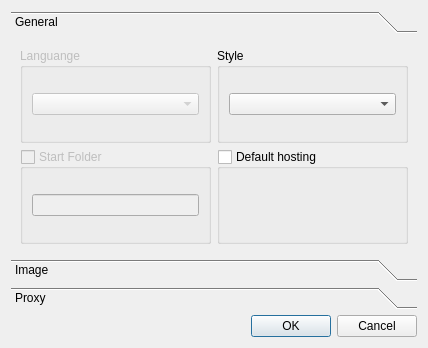
Apkawa/quimge, file quimge/ui/setting.ui: the form before one commit.
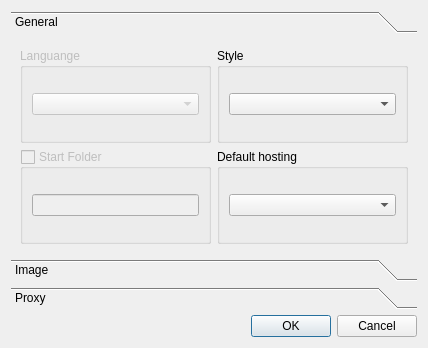
The form after the commit.

Commit message: process writing config save and  config dialog

```diff
--- a/quimge/ui/setting.ui
+++ b/quimge/ui/setting.ui
@@ -36,17 +36,28 @@
       </attribute>
       <layout class="QGridLayout" name="gridLayout">
        <item row="1" column="1">
-        <widget class="QGroupBox" name="default_host">
+        <widget class="QGroupBox" name="default_host_box">
+         <property name="enabled">
+          <bool>true</bool>
+         </property>
          <property name="title">
           <string>Default hosting</string>
          </property>
          <property name="checkable">
-          <bool>true</bool>
+          <bool>false</bool>
          </property>
          <property name="checked">
           <bool>false</bool>
          </property>
-         <layout class="QVBoxLayout" name="verticalLayout_4"/>
+         <layout class="QVBoxLayout" name="verticalLayout_4">
+          <item>
+           <widget class="QComboBox" name="select_default_host">
+            <property name="enabled">
+             <bool>true</bool>
+            </property>
+           </widget>
+          </item>
+         </layout>
         </widget>
        </item>
        <item row="0" column="0">
```
Left out of the diff: 32 changed lines with no effect on the pictures. The commit also changes 2 other files.
